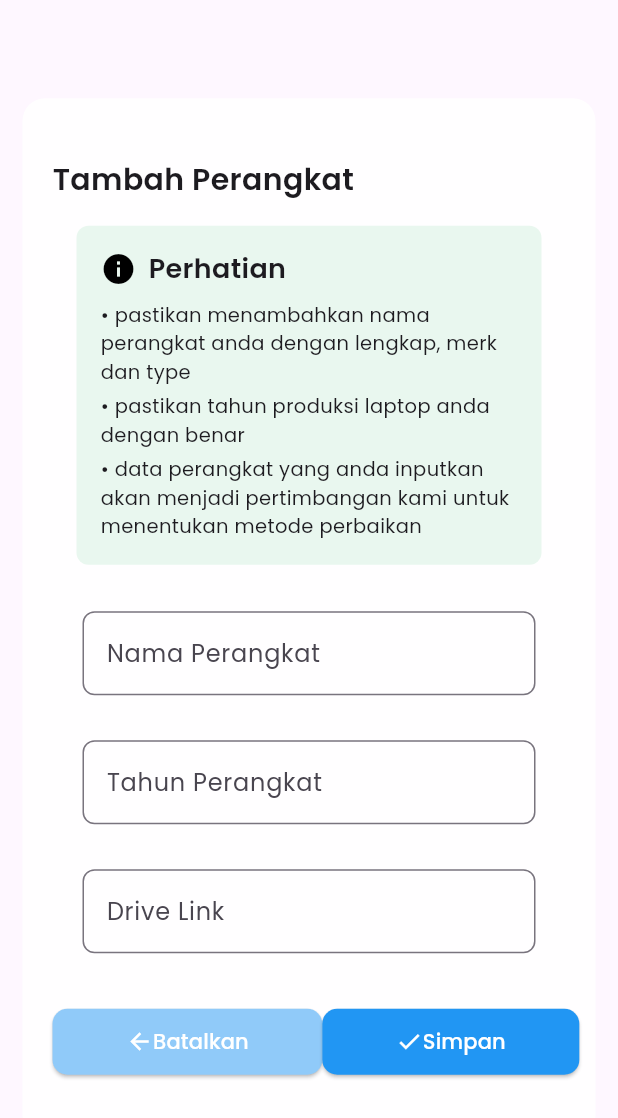
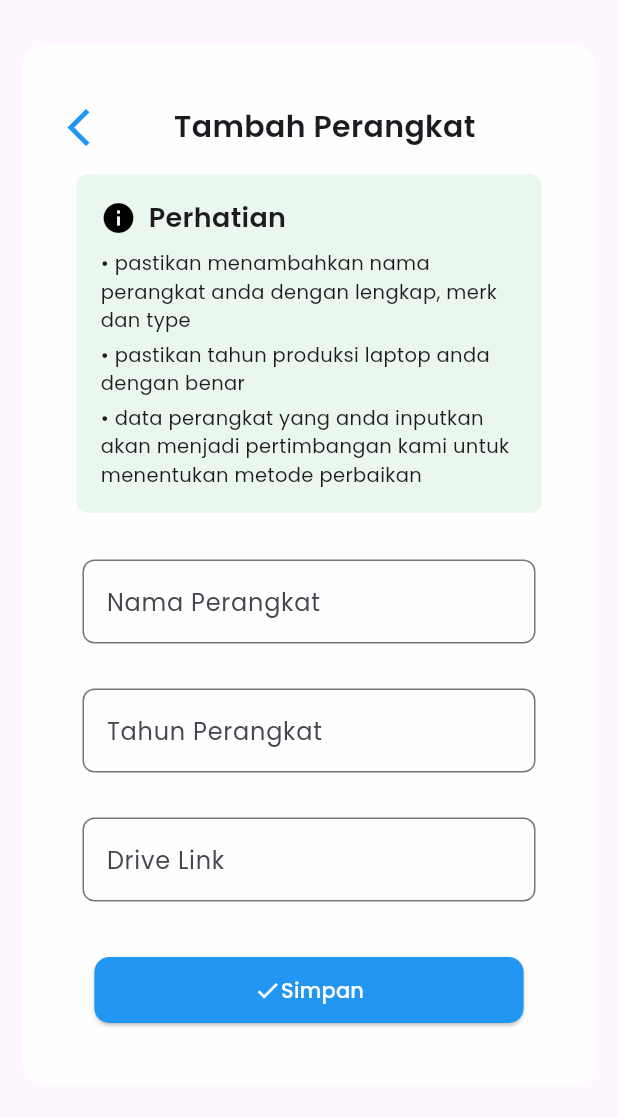
Before and after one commit to hawk-xc/Flutter_e_antrean, a Flutter app: the DeviceForm widget shown alone on an empty page, opened directly with empty values, on a phone screen of 412 x 824 dp. Shown: the top 1118 px of the screen. Run offline on Flutter 3.47's test engine with Material 3 defaults, Android fonts, the light colour scheme and no system bars; our stand-ins replace dio, shared_preferences; accounts and stored records are empty; network calls fail.

Commit message:
🔥 update on device view

```diff
--- a/lib/ui/device_particle/deviceForm.dart
+++ b/lib/ui/device_particle/deviceForm.dart
@@ -27,9 +27,14 @@ class DeviceForm extends StatelessWidget {
 
   @override
   Widget build(BuildContext context) {
+    double screenWidth = MediaQuery.of(context).size.width;
+    EdgeInsets dynamicPadding =
+        EdgeInsets.symmetric(horizontal: screenWidth * 0.2, vertical: 12);
+
     return SizedBox(
       height: MediaQuery.of(context).size.height,
-      child: Column(
+      child: ListView(children: [
+        Column(
             mainAxisAlignment: MainAxisAlignment.center,
             crossAxisAlignment: CrossAxisAlignment.center,
             children: [
@@ -39,19 +44,37 @@ class DeviceForm extends StatelessWidget {
                   borderRadius: BorderRadius.circular(15.0),
                 ),
                 padding: const EdgeInsets.fromLTRB(20, 40, 20, 40),
-              margin: const EdgeInsets.symmetric(horizontal: 15, vertical: 30),
+                margin:
+                    const EdgeInsets.symmetric(horizontal: 15, vertical: 30),
                 child: Form(
                   key: formKey,
                   child: Column(
                     children: [
-                    Row(
+                      Container(
+                        padding: const EdgeInsets.symmetric(
+                            horizontal: 10, vertical: 0),
+                        child: Row(
+                          mainAxisAlignment: MainAxisAlignment.spaceBetween,
                           children: [
+                            GestureDetector(
+                              onTap: toggleFormVisibility,
+                              child: const Icon(
+                                Icons.arrow_back_ios,
+                                size: 30.0,
+                                color: Colors.blue,
+                              ),
+                            ),
                             Text(
                               isEditing ? 'Edit Perangkat' : 'Tambah Perangkat',
                               style: const TextStyle(
                                   fontSize: 20, fontWeight: FontWeight.bold),
                             ),
+                            const Text(
+                              '0',
+                              style: TextStyle(color: Colors.white),
+                            )
                           ],
+                        ),
                       ),
                       Padding(
                         padding: const EdgeInsets.all(16.0),
@@ -154,36 +177,11 @@ class DeviceForm extends StatelessWidget {
                       isLoading
                           ? const CircularProgressIndicator()
                           : Row(
-                            mainAxisAlignment: MainAxisAlignment.spaceEvenly,
+                              mainAxisAlignment: isEditing
+                                  ? MainAxisAlignment.spaceEvenly
+                                  : MainAxisAlignment.center,
                               crossAxisAlignment: CrossAxisAlignment.center,
                               children: [
-                              ElevatedButton(
-                                onPressed: toggleFormVisibility,
-                                style: ElevatedButton.styleFrom(
-                                  backgroundColor: Colors.blue.shade200,
-                                  shape: RoundedRectangleBorder(
-                                    borderRadius: BorderRadius.circular(10.0),
-                                  ),
-                                ),
-                                child: Padding(
-                                  padding: isEditing
-                                      ? const EdgeInsets.fromLTRB(2, 12, 2, 12)
-                                      : const EdgeInsets.fromLTRB(
-                                          25, 12, 25, 12),
-                                  child: const Row(
-                                    children: <Widget>[
-                                      Icon(
-                                        Icons.arrow_back,
-                                        color: Colors.white,
-                                      ),
-                                      Text('Batalkan',
-                                          style: TextStyle(
-                                              color: Colors.white,
-                                              fontSize: 14))
-                                    ],
-                                  ),
-                                ),
-                              ),
                                 Container(
                                     child: isEditing
                                         ? ElevatedButton(
@@ -197,7 +195,7 @@ class DeviceForm extends StatelessWidget {
                                             ),
                                             child: const Padding(
                                               padding: EdgeInsets.fromLTRB(
-                                                2, 12, 2, 12),
+                                                  1, 10, 1, 10),
                                               child: Row(children: [
                                                 Icon(
                                                   Icons.delete_outline,
@@ -211,19 +209,21 @@ class DeviceForm extends StatelessWidget {
                                             ),
                                           )
                                         : null),
-                              ElevatedButton(
+                                Container(
+                                  child: ElevatedButton(
                                     onPressed: addDevice,
                                     style: ElevatedButton.styleFrom(
                                       backgroundColor: Colors.blue,
                                       shape: RoundedRectangleBorder(
-                                    borderRadius: BorderRadius.circular(10.0),
+                                        borderRadius:
+                                            BorderRadius.circular(10.0),
                                       ),
                                     ),
                                     child: Padding(
                                       padding: isEditing
-                                      ? const EdgeInsets.fromLTRB(2, 12, 2, 12)
-                                      : const EdgeInsets.fromLTRB(
-                                          25, 12, 25, 12),
+                                          ? const EdgeInsets.fromLTRB(
+                                              1, 10, 1, 10)
+                                          : dynamicPadding,
                                       child: Row(children: [
                                         const Icon(
                                           Icons.check,
@@ -231,8 +231,10 @@ class DeviceForm extends StatelessWidget {
                                         ),
                                         Text(isEditing ? 'Ubah' : 'Simpan',
                                             style: const TextStyle(
-                                            color: Colors.white, fontSize: 14)),
+                                                color: Colors.white,
+                                                fontSize: 14)),
                                       ]),
+                                    ),
                                   ),
                                 ),
                               ],
@@ -242,6 +244,7 @@ class DeviceForm extends StatelessWidget {
                 ),
               ),
             ]),
+      ]),
     );
   }
 }
--- a/lib/ui/device_view.dart
+++ b/lib/ui/device_view.dart
@@ -82,6 +82,7 @@ class _DeviceViewState extends State<DeviceView>
             showForm = false;
             isEditing = false;
             editingDevice = null;
+            _resetFormFields();
           });
         });
       } else {
@@ -93,6 +94,12 @@ class _DeviceViewState extends State<DeviceView>
         _animationController.forward();
       }
     });
+  }
+
+  void _resetFormFields() {
+    _nameController.clear();
+    _yearController.clear();
+    _driveLinkController.clear();
   }
 
   void _populateFormForEditing(DeviceModel device) {
@@ -142,9 +149,9 @@ class _DeviceViewState extends State<DeviceView>
       await _getDeviceData();
       _toggleFormVisibility();
       _formKey.currentState!.reset();
-      _nameController.clear();
-      _yearController.clear();
-      _driveLinkController.clear();
+      // _nameController.clear();
+      // _yearController.clear();
+      // _driveLinkController.clear();
       // ignore: use_build_context_synchronously
       ScaffoldMessenger.of(context).showSnackBar(
         SnackBar(
@@ -200,9 +207,9 @@ class _DeviceViewState extends State<DeviceView>
 
         // Reset the form and clear the TextEditingControllers
         _formKey.currentState!.reset();
-        _nameController.clear();
-        _yearController.clear();
-        _driveLinkController.clear();
+        // _nameController.clear();
+        // _yearController.clear();
+        // _driveLinkController.clear();
 
         // Show a success snackbar
         // ignore: use_build_context_synchronously
```
Lines whose indentation alone changed are shown as unchanged.
